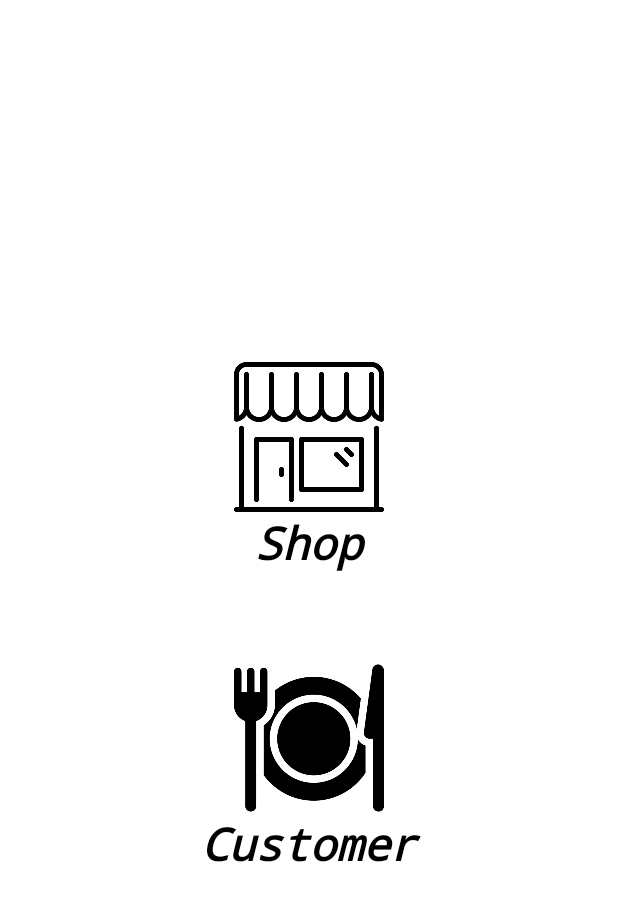
After one commit to snihore/OrderPrio, an Android app: the OptionActivity screen opened directly, with no data from a screen before it, on a phone screen of 412 x 824 dp. The commit adds this screen. Shown: the top 901 px of the screen. Run offline under Robolectric (Android 15) with nearby library versions, the phone set to English and light mode, and no system bars.

Commit message:
add option activity and shop_register activity 08/02/2020

```diff
--- a/app/src/main/AndroidManifest.xml
+++ b/app/src/main/AndroidManifest.xml
@@ -9,7 +9,9 @@
         android:roundIcon="@mipmap/ic_launcher_round"
         android:supportsRtl="true"
         android:theme="@style/AppTheme">
-        <activity android:name=".EnterActivity"></activity>
+        <activity android:name=".ShopRegistration"></activity>
+        <activity android:name=".OptionActivity" />
+        <activity android:name=".EnterActivity" />
         <activity android:name=".MainActivity">
             <intent-filter>
                 <action android:name="android.intent.action.MAIN" />
--- /dev/null
+++ b/app/src/main/java/com/orderprio/OptionActivity.java
@@ -0,0 +1,32 @@
+package com.orderprio;
+
+import androidx.appcompat.app.AppCompatActivity;
+
+import android.content.Intent;
+import android.os.Bundle;
+import android.view.View;
+import android.widget.Toast;
+
+public class OptionActivity extends AppCompatActivity {
+
+    @Override
+    protected void onCreate(Bundle savedInstanceState) {
+        super.onCreate(savedInstanceState);
+        setContentView(R.layout.activity_option);
+
+        findViewById(R.id.go_to_shop).setOnClickListener(new View.OnClickListener() {
+            @Override
+            public void onClick(View view) {
+                Toast.makeText(OptionActivity.this, "Shop", Toast.LENGTH_SHORT).show();
+                Intent intent = new Intent(getApplicationContext(), ShopRegistration.class);
+                startActivity(intent);
+            }
+        });
+        findViewById(R.id.go_to_customer).setOnClickListener(new View.OnClickListener() {
+            @Override
+            public void onClick(View view) {
+                Toast.makeText(OptionActivity.this, "Customer", Toast.LENGTH_SHORT).show();
+            }
+        });
+    }
+}
--- /dev/null
+++ b/app/src/main/res/drawable/round_bg02.xml
@@ -0,0 +1,6 @@
+<?xml version="1.0" encoding="utf-8"?>
+<shape xmlns:android="http://schemas.android.com/apk/res/android"
+    android:shape="rectangle">
+    <solid android:color="@android:color/white" />
+    <corners android:radius="5dp"/>
+</shape>
--- /dev/null
+++ b/app/src/main/res/layout/activity_option.xml
@@ -0,0 +1,59 @@
+<?xml version="1.0" encoding="utf-8"?>
+<LinearLayout xmlns:android="http://schemas.android.com/apk/res/android"
+    xmlns:app="http://schemas.android.com/apk/res-auto"
+    xmlns:tools="http://schemas.android.com/tools"
+    android:orientation="vertical"
+    android:layout_width="match_parent"
+    android:layout_height="match_parent"
+    tools:context=".OptionActivity"
+    android:background="@android:color/white"
+    android:gravity="center">
+
+    <LinearLayout
+        android:layout_width="match_parent"
+        android:layout_height="wrap_content"
+        android:orientation="vertical"
+        android:gravity="center"
+        android:layout_marginBottom="60dp">
+        <ImageButton
+            android:layout_width="100dp"
+            android:layout_height="100dp"
+            android:src="@drawable/shop"
+            android:scaleType="fitXY"
+            android:background="@android:color/transparent"
+            android:id="@+id/go_to_shop"/>
+        <TextView
+            android:layout_width="match_parent"
+            android:layout_height="wrap_content"
+            android:fontFamily="monospace"
+            android:textColor="@android:color/black"
+            android:textStyle="bold|italic"
+            android:text="Shop"
+            android:textSize="30sp"
+            android:gravity="center"/>
+    </LinearLayout>
+
+    <LinearLayout
+        android:layout_width="match_parent"
+        android:layout_height="wrap_content"
+        android:orientation="vertical"
+        android:gravity="center">
+        <ImageButton
+            android:layout_width="100dp"
+            android:layout_height="100dp"
+            android:src="@drawable/customer"
+            android:scaleType="fitXY"
+            android:background="@android:color/transparent"
+            android:id="@+id/go_to_customer"/>
+        <TextView
+            android:layout_width="match_parent"
+            android:layout_height="wrap_content"
+            android:fontFamily="monospace"
+            android:textColor="@android:color/black"
+            android:textStyle="bold|italic"
+            android:text="Customer"
+            android:textSize="30sp"
+            android:gravity="center"/>
+    </LinearLayout>
+
+</LinearLayout>
```
Also changed, not shown: app/src/main/java/com/orderprio/EnterActivity.java (+8 -0 lines), app/src/main/java/com/orderprio/ShopRegistration.java (added, +14 -0 lines), app/src/main/res/layout/activity_shop_registration.xml (added, +28 -0 lines), app/src/main/res/drawable-v24/customer.png (added), app/src/main/res/drawable-v24/shop.png (added).
